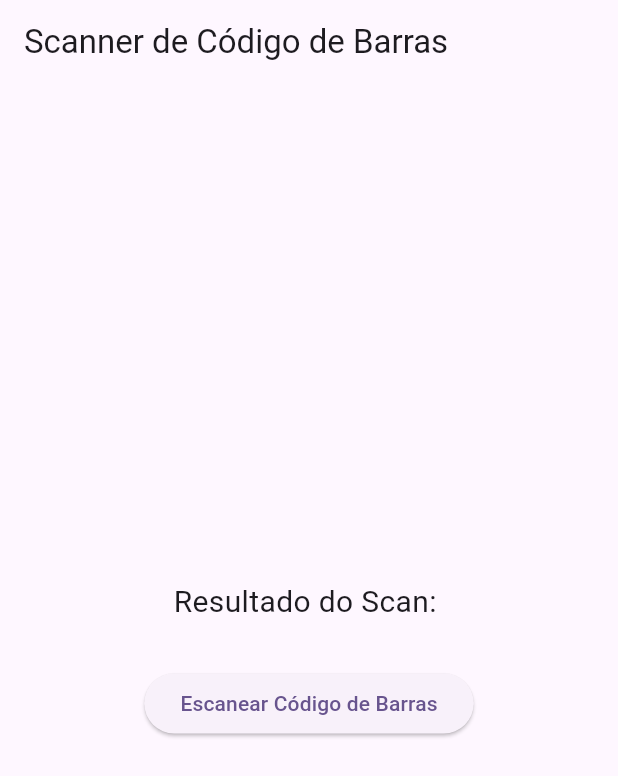
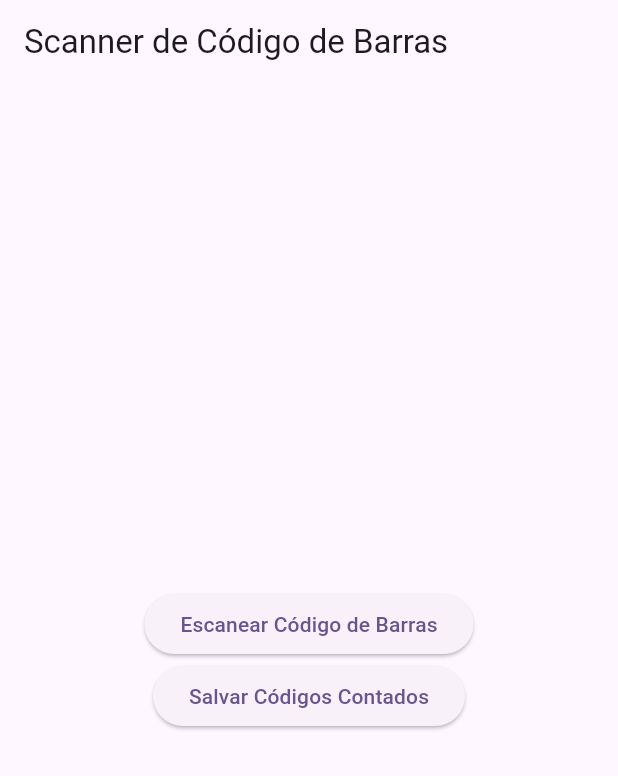
Before and after one commit to LuanFortunato/project_c, a Flutter app: the screen it shows after launch, after a tap on "Escanear Código de Barras", on a phone screen of 412 x 824 dp. Shown: the top 776 px of the screen. Run offline on Flutter 3.47's test engine with Material 3 defaults, Android fonts, the phone set to English and light mode, and no system bars; our stand-ins replace sqflite; missing offline and left inert: flutter_barcode_scanner; accounts and stored records are empty.

```diff
--- a/lib/main.dart
+++ b/lib/main.dart
@@ -1,6 +1,6 @@
 import 'package:flutter/material.dart';
-import 'package:flutter_barcode_scanner/flutter_barcode_scanner.dart';
-import 'dart:async';
+
+import 'package:project_c/view/barcode_scanner_page.dart';
 
 void main() {
   runApp(const MyApp());
@@ -21,50 +21,3 @@ class MyApp extends StatelessWidget {
     );
   }
 }
-
-class BarcodeScannerPage extends StatefulWidget {
-  const BarcodeScannerPage({super.key});
-
-  @override
-  BarcodeScannerPageState createState() => BarcodeScannerPageState();
-}
-
-class BarcodeScannerPageState extends State<BarcodeScannerPage> {
-  String _barcode = 'Unknown';
-
-  Future<void> scanBarcode() async {
-    String barcodeScanRes = await FlutterBarcodeScanner.scanBarcode(
-      "#ff6666",
-      "Cancelar",
-      true,
-      ScanMode.BARCODE,
-    );
-    if (!mounted) return;
-
-    setState(() {
-      _barcode = barcodeScanRes;
-    });
-  }
-
-  @override
-  Widget build(BuildContext context) {
-    return Scaffold(
-      appBar: AppBar(
-        title: const Text('Scanner de Código de Barras'),
-      ),
-      body: Center(
-        child: Column(
-          mainAxisAlignment: MainAxisAlignment.center,
-          children: <Widget>[
-            Text('Resultado do Scan: $_barcode\n',
-                style: const TextStyle(fontSize: 20)),
-            ElevatedButton(
-              onPressed: () => scanBarcode(),
-              child: const Text('Escanear Código de Barras'),
-            ),
-          ],
-        ),
-      ),
-    );
-  }
-}
```
Also changed, not shown: lib/view/barcode_scanner_page.dart (added, +116 -0 lines).
